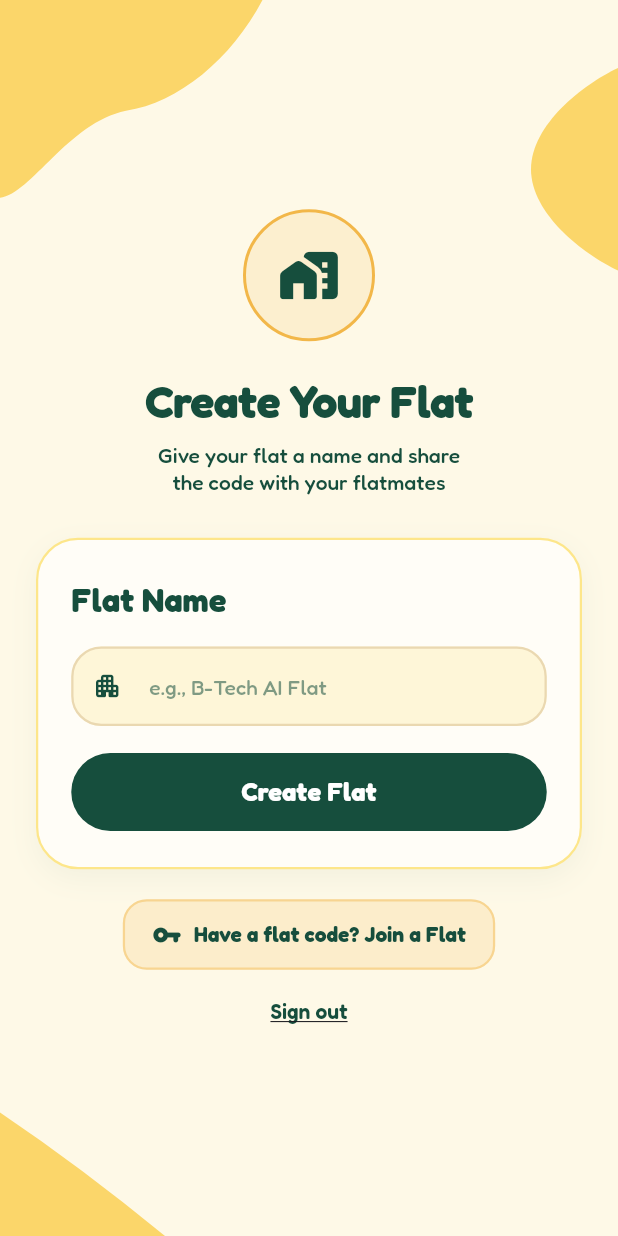
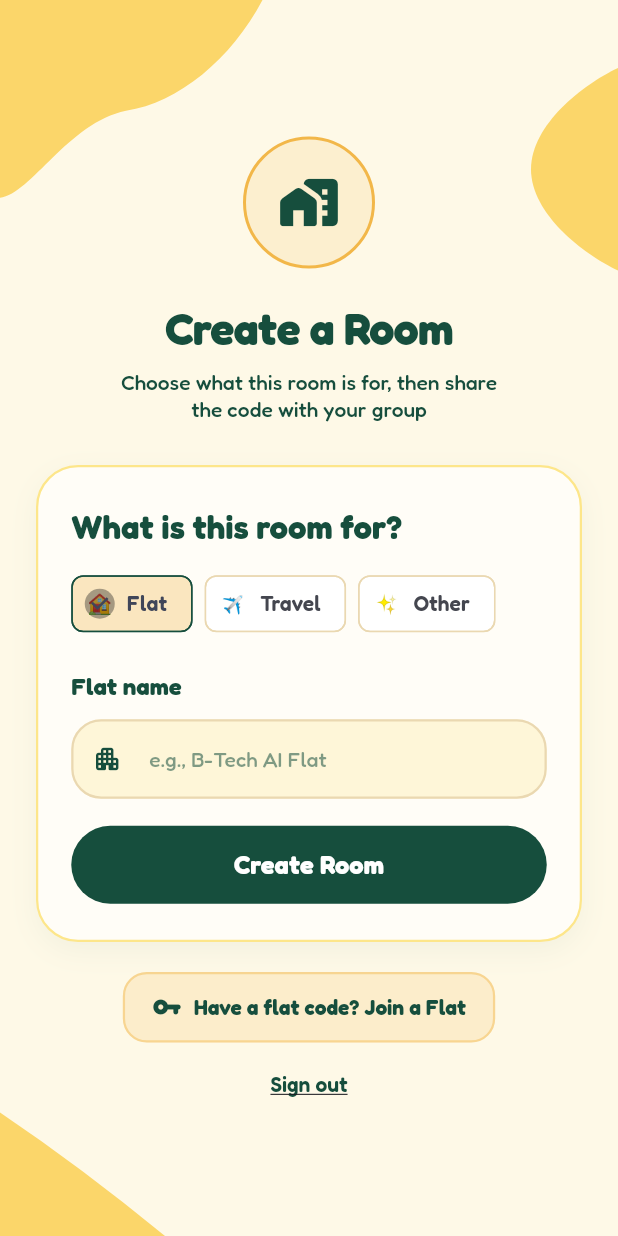
Before and after one commit to Aadarshttech/hisabify, a Flutter app: the screen it shows once a user with an empty profile is signed in, after a tap on "Are you an Admin? Create a Flat", on a phone screen of 412 x 824 dp. Run offline on Flutter 3.47's test engine with Material 3 defaults, Android fonts, the phone set to English and light mode, and no system bars; our stand-ins replace cloud_firestore, firebase_auth, firebase_core, shared_preferences; accounts and stored records are empty; generated files the repository leaves out were written again.

Commit message:
feat: support typed multi-room selection

```diff
--- a/lib/features/flat/presentation/pages/create_flat_page.dart
+++ b/lib/features/flat/presentation/pages/create_flat_page.dart
@@ -21,6 +21,7 @@ class _CreateFlatPageState extends State<CreateFlatPage>
   bool _isCreating = false;
   String? _createdCode;
   String? _errorMessage;
+  _RoomPurpose _purpose = _RoomPurpose.flat;
   late AnimationController _pulseController;
   late Animation<double> _pulseAnimation;
 
@@ -63,6 +64,8 @@ class _CreateFlatPageState extends State<CreateFlatPage>
       final user = FirebaseAuth.instance.currentUser!;
       final code = await _flatRepo.createFlat(
         flatName: _flatNameController.text.trim(),
+        roomType: _purpose.id,
+        roomIcon: _purpose.icon,
         adminUid: user.uid,
         adminEmail: user.email ?? '',
         adminDisplayName: user.displayName ?? user.email?.split('@').first ?? 'Admin',
@@ -174,7 +177,7 @@ class _CreateFlatPageState extends State<CreateFlatPage>
 
         // Title
         const Text(
-          'Create Your Flat',
+          'Create a Room',
           textAlign: TextAlign.center,
           style: TextStyle(
             fontFamily: 'Fredoka',
@@ -186,7 +189,7 @@ class _CreateFlatPageState extends State<CreateFlatPage>
         ),
         const SizedBox(height: 6),
         const Text(
-          'Give your flat a name and share\nthe code with your flatmates',
+          'Choose what this room is for, then share\nthe code with your group',
           textAlign: TextAlign.center,
           style: TextStyle(
             fontFamily: 'Fredoka',
@@ -219,7 +222,7 @@ class _CreateFlatPageState extends State<CreateFlatPage>
               crossAxisAlignment: CrossAxisAlignment.stretch,
               children: [
                 const Text(
-                  'Flat Name',
+                  'What is this room for?',
                   style: TextStyle(
                     fontFamily: 'Fredoka',
                     fontSize: 22,
@@ -227,7 +230,33 @@ class _CreateFlatPageState extends State<CreateFlatPage>
                     color: forestGreen,
                   ),
                 ),
-                const SizedBox(height: 16),
+                const SizedBox(height: 12),
+                Wrap(
+                  spacing: 8,
+                  runSpacing: 8,
+                  children: _RoomPurpose.values.map((purpose) {
+                    final selected = _purpose == purpose;
+                    return ChoiceChip(
+                      selected: selected,
+                      onSelected: _isCreating ? null : (_) => setState(() => _purpose = purpose),
+                      avatar: Text(purpose.icon),
+                      label: Text(purpose.label),
+                      selectedColor: goldAccent.withValues(alpha: 0.35),
+                      side: BorderSide(color: selected ? forestGreen : fieldBorder),
+                    );
+                  }).toList(),
+                ),
+                const SizedBox(height: 20),
+                Text(
+                  '${_purpose.label} name',
+                  style: const TextStyle(
+                    fontFamily: 'Fredoka',
+                    fontSize: 16,
+                    fontWeight: FontWeight.w700,
+                    color: forestGreen,
+                  ),
+                ),
+                const SizedBox(height: 10),
 
                 TextFormField(
                   controller: _flatNameController,
@@ -238,7 +267,7 @@ class _CreateFlatPageState extends State<CreateFlatPage>
                     fontSize: 15,
                   ),
                   decoration: InputDecoration(
-                    hintText: 'e.g., B-Tech AI Flat',
+                    hintText: _purpose.nameHint,
                     hintStyle: TextStyle(
                       fontFamily: 'Fredoka',
                       color: forestGreen.withValues(alpha: 0.55),
@@ -270,7 +299,7 @@ class _CreateFlatPageState extends State<CreateFlatPage>
                   textInputAction: TextInputAction.done,
                   validator: (value) {
                     if (value == null || value.trim().isEmpty) {
-                      return 'Please give your flat a name';
+                      return 'Please give this room a name';
                     }
                     return null;
                   },
@@ -333,7 +362,7 @@ class _CreateFlatPageState extends State<CreateFlatPage>
                             ),
                           )
                         : const Text(
-                            'Create Flat',
+                            'Create Room',
                             style: TextStyle(
                               fontFamily: 'Fredoka',
                               fontSize: 17,
@@ -583,6 +612,18 @@ class _CreateFlatPageState extends State<CreateFlatPage>
   }
 }
 
+enum _RoomPurpose {
+  flat('flat', '🏠', 'Flat', 'e.g., B-Tech AI Flat'),
+  travel('travel', '✈️', 'Travel', 'e.g., Pokhara Trip'),
+  other('other', '✨', 'Other', 'e.g., Friday Dinner Group');
+
+  const _RoomPurpose(this.id, this.icon, this.label, this.nameHint);
+  final String id;
+  final String icon;
+  final String label;
+  final String nameHint;
+}
+
 class _CreateFlatBgPainter extends CustomPainter {
   @override
   void paint(Canvas canvas, Size size) {
--- a/lib/main.dart
+++ b/lib/main.dart
@@ -12,6 +12,7 @@ import 'features/flat/presentation/pages/create_flat_page.dart';
 import 'features/flat/presentation/pages/join_flat_page.dart';
 import 'features/flat/data/flat_repository.dart';
 import 'features/room/presentation/pages/room_picker_page.dart';
+import 'features/room/data/room_repository.dart';
 import 'core/firebase/firebase_options.dart';
 import 'core/theme/app_theme.dart';
 
@@ -95,6 +96,7 @@ class AuthGate extends StatefulWidget {
 
 class _AuthGateState extends State<AuthGate> {
   final _flatRepo = FlatRepository();
+  final _roomRepo = RoomRepository();
   StreamSubscription<User?>? _authSubscription;
   StreamSubscription<DocumentSnapshot>? _profileSubscription;
 
@@ -143,9 +145,9 @@ class _AuthGateState extends State<AuthGate> {
   }
 
   Future<void> _loadProfileForUser(String uid) async {
-    // 1. FAST PATH: Check local cache first for instant zero-latency UI
+    // Keep the cached role for presentation only. Room routing waits for the
+    // authoritative membership document so no room is hidden at sign-in.
     final local = await _flatRepo.getLocalProfile();
-    final cachedFlatId = local['flatId'];
     final cachedRole = local['role'];
     final userEmail = _currentUser?.email?.toLowerCase().trim() ?? '';
     final isMasterAdmin = userEmail == 'aadarshapandit17@gmail.com' ||
@@ -161,11 +163,9 @@ class _AuthGateState extends State<AuthGate> {
           _role = 'user';
         }
 
-        if (cachedFlatId != null && cachedFlatId.isNotEmpty) {
-          _flatId = cachedFlatId;
-          _isLoading = false;
-          _profileLoaded = true;
-        }
+        // The cached room is only a convenience after a selection. Do not
+        // route from it: the server-side membership list is authoritative and
+        // returning users must always see every room they can enter.
       });
     }
 
@@ -191,10 +191,20 @@ class _AuthGateState extends State<AuthGate> {
           if (!isMasterAdmin && docRole != null && docRole.isNotEmpty) {
             role = docRole;
           }
-          final roomsList = data['rooms'] as List<dynamic>?;
-          if (roomsList != null && roomsList.isNotEmpty) {
-            roomCount = roomsList.length;
-          }
+        }
+
+        // This normalizes legacy profiles and removes duplicate entries before
+        // deciding whether to show the room chooser.
+        final rooms = await _roomRepo.getUserRooms(uid);
+        roomCount = rooms.length;
+        if (rooms.isNotEmpty) {
+          final activeRoom = rooms.firstWhere(
+            (room) => room.flatId == flatId,
+            orElse: () => rooms.first,
+          );
+          flatId = activeRoom.flatId;
+          flatName = activeRoom.flatName;
+          role = activeRoom.role;
         }
 
         // Auto-discover if user created a flat or has admin privileges
@@ -301,8 +311,9 @@ class _AuthGateState extends State<AuthGate> {
       return const _LoadingScreen();
     }
 
-    // 1. If user belongs to multiple rooms -> Netflix-style Room Picker!
-    if (_roomCount > 1) {
+    // A signed-in member always picks a room. This prevents the cached active
+    // room from hiding newly joined rooms after a later sign-in.
+    if (_roomCount > 0) {
       return RoomPickerPage(isAdmin: _role == 'admin');
     }
 
@@ -311,12 +322,7 @@ class _AuthGateState extends State<AuthGate> {
       return HomePage(flatId: _flatId!, isAdmin: _role == 'admin');
     }
 
-    // 3. If user has 1 room in rooms array but flatId unselected -> RoomPickerPage
-    if (_roomCount == 1) {
-      return RoomPickerPage(isAdmin: _role == 'admin');
-    }
-
-    // 4. No flat yet:
+    // 3. No flat yet:
     // Admin without a flat -> Create Flat screen directly
     if (_role == 'admin') {
       return const CreateFlatPage();
```
Also changed, not shown: lib/features/expenses/data/expense_repository.dart (+17 -12 lines), lib/features/flat/data/flat_repository.dart (+57 -24 lines), lib/features/room/data/room_repository.dart (+123 -124 lines), lib/features/room/presentation/pages/room_picker_page.dart (+13 -5 lines).
